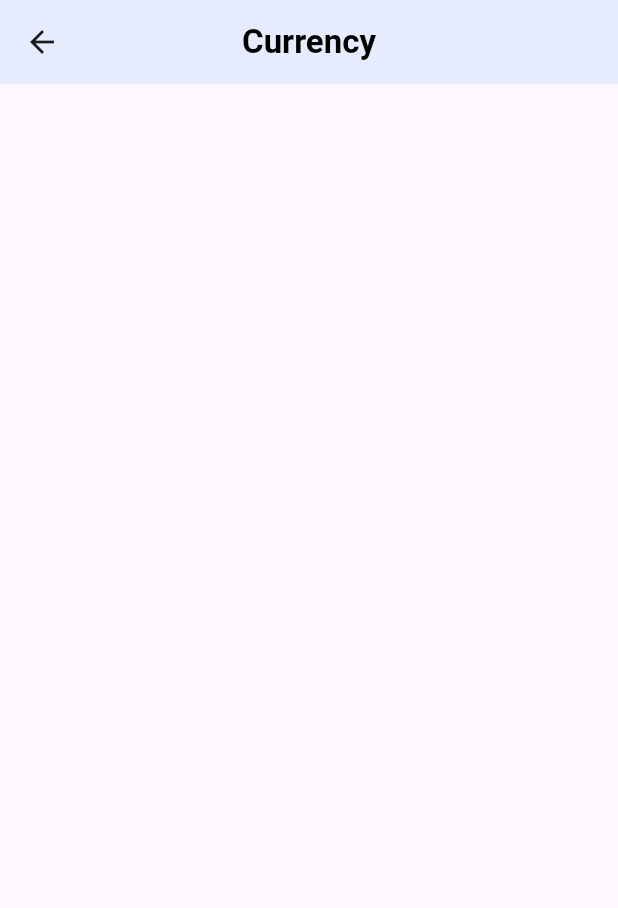
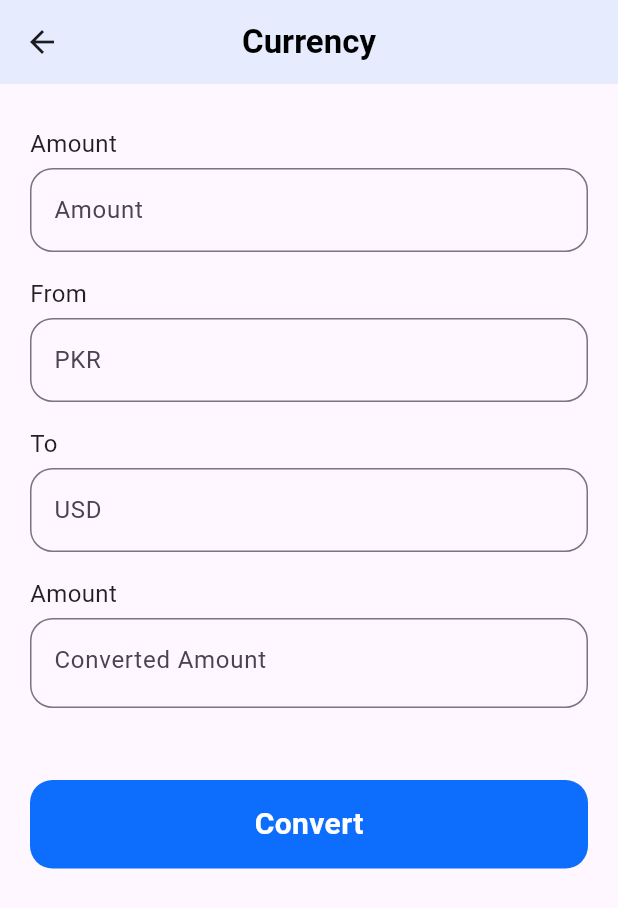
Before and after one commit to H-R-S/GuideWay, a Flutter app: the CurrencyScreen screen opened by its route, on a phone screen of 412 x 824 dp. Shown: the top 908 px of the screen. Run offline on Flutter 3.47's test engine with Material 2 defaults, Android fonts, the phone set to English and light mode, and no system bars; our stand-ins replace camera, google_fonts, permission_handler, shared_preferences; accounts and stored records are empty.

Commit message:
Screen UI Updated | Currency Screen

```diff
--- a/lib/view/screens/currency/currency_screen.dart
+++ b/lib/view/screens/currency/currency_screen.dart
@@ -1,15 +1,48 @@
 import 'package:flutter/material.dart';
 import '../../widgets/app_bar/my_app_bar.dart';
+import '../../widgets/button/my_elevated_button.dart';
+import '../../widgets/text_field/my_text_field.dart';
 
 class CurrencyScreen extends StatelessWidget {
   CurrencyScreen({super.key});
 
   final GlobalKey<ScaffoldState> scaffoldKey = GlobalKey();
 
+  final TextEditingController amountController = TextEditingController();
+  final TextEditingController currentCurrencyController =
+      TextEditingController();
+  final TextEditingController newCurrencyController = TextEditingController();
+
   @override
   Widget build(BuildContext context) {
     return Scaffold(
-      appBar: MyAppBar(scaffoldKey, context, title: "Currency"),
-    );
+        appBar: MyAppBar(scaffoldKey, context, title: "Currency"),
+        body: Padding(
+            padding: const EdgeInsets.all(20),
+            child: Column(children: [
+              MyTextField(
+                  header: "Amount",
+                  controller: amountController,
+                  hint: "Amount"),
+              MyTextField(
+                  header: "From",
+                  isReadable: true,
+                  dropDownList: const ["PKR", "AED", "USD", "EUR"],
+                  controller: currentCurrencyController,
+                  hint: "PKR"),
+              MyTextField(
+                  header: "To",
+                  isReadable: true,
+                  dropDownList: const ["PKR", "AED", "USD", "EUR"],
+                  controller: newCurrencyController,
+                  hint: "USD"),
+              MyTextField(
+                  header: "Amount",
+                  isReadable: true,
+                  controller: amountController,
+                  hint: "Converted Amount"),
+              const SizedBox(height: 40),
+              MyElevatedButton(title: "Convert", onTap: () {})
+            ])));
   }
 }
```
